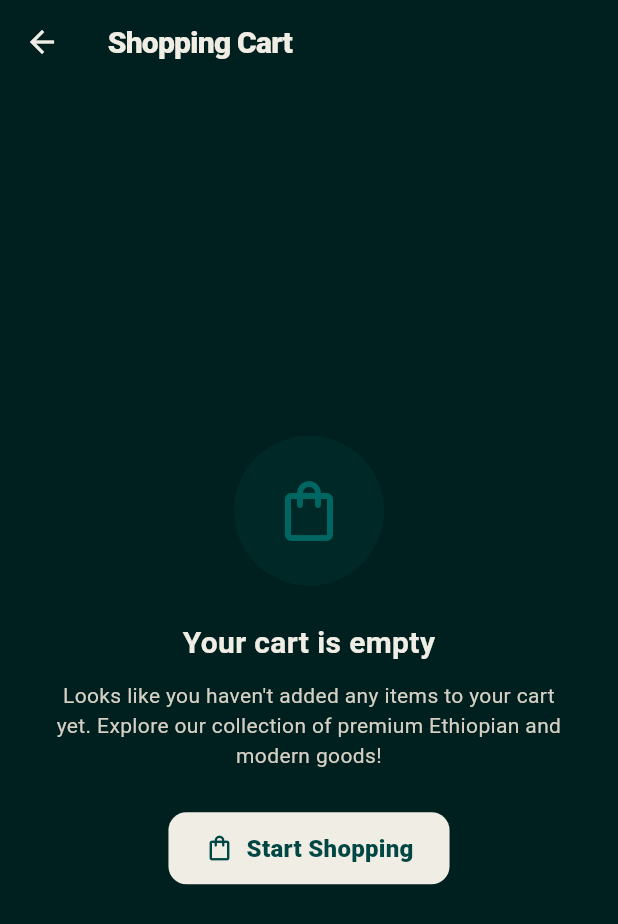
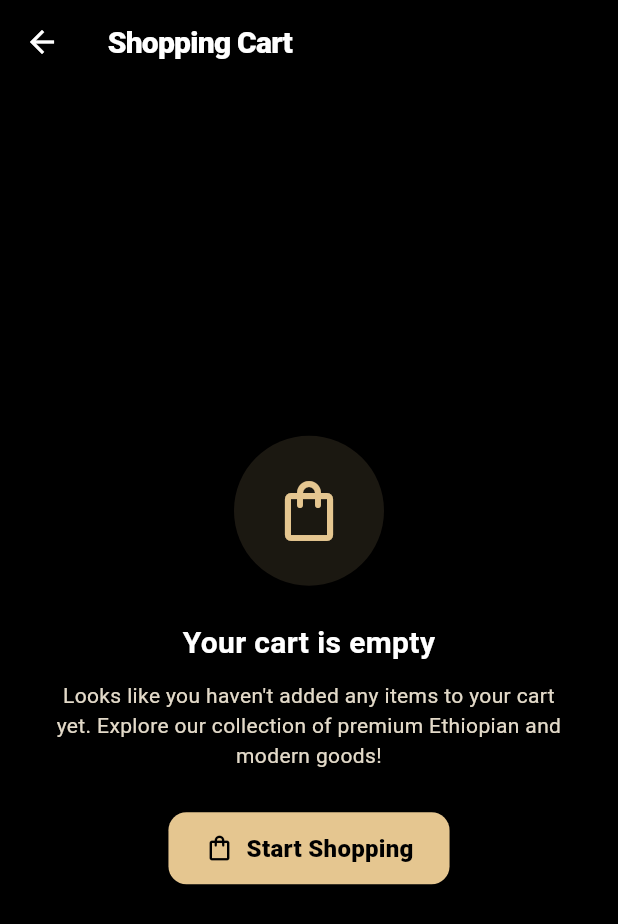
Before and after one commit to emandoyesus/Gebeya2, a Flutter app: the CartScreen screen opened directly, on a phone screen of 412 x 824 dp. Shown: the top 924 px of the screen. Run offline on Flutter 3.47's test engine with Material 3 defaults, Android fonts, the phone set to English and light mode, and no system bars; our stand-ins replace shared_preferences; accounts and stored records are empty; network calls fail.

Commit message:
style(theme): apply luxury Black, Alabaster (#E3DAC9) & Gold (#E5C690) palette

```diff
--- a/lib/constants/app_colors.dart
+++ b/lib/constants/app_colors.dart
@@ -1,52 +1,60 @@
 import 'package:flutter/material.dart';
 
 class AppColors {
-  // Cyprus & Sand Dune Minimalist Luxury Palette (#004643 & #F0EDE5)
-  // Cyprus (#004643): Deep, noble Mediterranean pine teal
-  static const Color cyprus = Color(0xFF004643); // Cyprus (#004643)
-  static const Color cyprusLight = Color(0xFF006662); // Elevated Cyprus
-  static const Color cyprusDark = Color(0xFF002B29); // Deepest Cyprus Night
+  // Black, Alabaster (#E3DAC9) & Imperial Gold (#E5C690) Luxury Palette
+  // Pure Obsidian Black (#000000)
+  static const Color black = Color(0xFF000000); // True Black (#000000)
+  static const Color obsidianSurface = Color(0xFF0D0D10); // Obsidian Surface
+  static const Color obsidianCard = Color(0xFF141418); // Obsidian Card (#141418)
+  static const Color obsidianElevated = Color(0xFF1E1E24); // Elevated Container
+  static const Color obsidianBorder = Color(0xFF27272E); // Refined Obsidian Border
 
-  static const Color primary = Color(0xFF004643); // Cyprus (#004643)
-  static const Color primaryLight = Color(0xFF006662);
-  static const Color primaryDark = Color(0xFF002B29);
+  // Alabaster (#E3DAC9): Warm Architectural Sand Cream
+  static const Color alabaster = Color(0xFFE3DAC9); // Warm Alabaster (#E3DAC9)
+  static const Color alabasterLight = Color(0xFFF7F5F0); // Pale Ivory Alabaster
+  static const Color alabasterDark = Color(0xFFC7BDA9); // Muted Alabaster
 
-  // Sand Dune (#F0EDE5): Warm, architectural ivory sand
-  static const Color sandDune = Color(0xFFF0EDE5); // Sand Dune (#F0EDE5)
-  static const Color sandDuneLight = Color(0xFFF8F7F3);
-  static const Color sandDuneDark = Color(0xFFDED8CB);
+  // Imperial Gold (#E5C690): Rich Warm Ethiopian Gold
+  static const Color gold = Color(0xFFE5C690); // Imperial Gold (#E5C690)
+  static const Color goldLight = Color(0xFFF3DEB5); // Radiant Warm Gold
+  static const Color goldDark = Color(0xFFC9A86B); // Deep Burnished Gold
 
-  static const Color accent = Color(0xFFF0EDE5); // Sand Dune (#F0EDE5)
-  static const Color accentLight = Color(0xFFFFFFFF);
-  static const Color accentDark = Color(0xFFDED8CB);
+  // Primary & Accent Brand Tokens
+  static const Color primary = Color(0xFF000000); // Black Anchor
+  static const Color primaryLight = Color(0xFFE5C690); // Imperial Gold Accent
+  static const Color primaryDark = Color(0xFF000000);
+
+  static const Color accent = Color(0xFFE5C690); // Imperial Gold (#E5C690)
+  static const Color accentLight = Color(0xFFF3DEB5);
+  static const Color accentDark = Color(0xFFC9A86B);
 
   // Status colors
   static const Color success = Color(0xFF2E856E);
   static const Color error = Color(0xFFDC4444);
-  static const Color warning = Color(0xFFE5B055); // Warm Gold Star
+  static const Color warning = Color(0xFFE5C690); // Imperial Gold Star (#E5C690)
   static const Color info = Color(0xFF3B82F6);
 
-  // Light theme neutrals (Sand Dune #F0EDE5 Canvas)
-  static const Color lightBackground = Color(0xFFF0EDE5); // Sand Dune Canvas (#F0EDE5)
+  // Light theme neutrals (Alabaster #E3DAC9 Canvas)
+  static const Color lightBackground = Color(0xFFF7F5F0); // Soft Alabaster Canvas
   static const Color lightSurface = Color(0xFFFFFFFF); // Crisp White Surface
-  static const Color lightCard = Color(0xFFFFFFFF); // White Card on Sand Dune
-  static const Color lightTextPrimary = Color(0xFF004643); // Cyprus Text (#004643)
-  static const Color lightTextSecondary = Color(0xFF436562); // Muted Cyprus
-  static const Color lightTextMuted = Color(0xFF7A9390); // Subtle Cyprus Gray
-  static const Color lightBorder = Color(0xFFDED8CB); // Sand Dune Outline
-  static const Color lightDivider = Color(0xFFE5E0D5);
+  static const Color lightCard = Color(0xFFFFFFFF);
+  static const Color lightTextPrimary = Color(0xFF000000); // Pure Black Text
+  static const Color lightTextSecondary = Color(0xFF55524B); // Deep Sand Charcoal
+  static const Color lightTextMuted = Color(0xFF8C867B);
+  static const Color lightBorder = Color(0xFFE3DAC9); // Alabaster Outline (#E3DAC9)
+  static const Color lightDivider = Color(0xFFECE7DE);
 
-  // Dark theme neutrals (Cyprus #004643 Deep Atmosphere)
-  static const Color darkBackground = Color(0xFF00201F); // Cyprus Midnight
-  static const Color darkSurface = Color(0xFF002F2D); // Deep Cyprus Surface
-  static const Color darkCard = Color(0xFF004643); // Pure Iconic Cyprus Card (#004643)
-  static const Color darkElevated = Color(0xFF005854); // Elevated Cyprus
-  static const Color darkTextPrimary = Color(0xFFF0EDE5); // Sand Dune Text (#F0EDE5)
-  static const Color darkTextSecondary = Color(0xFFD5D0C3); // Soft Sand Dune
-  static const Color darkTextMuted = Color(0xFF9E998E); // Warm Stone Gray
-  static const Color darkBorder = Color(0xFF005D58); // Cyprus Hairline Border
-  static const Color darkDivider = Color(0xFF003835);
-  static const Color darkGlow = Color(0x33F0EDE5); // Sand Dune Glow
+  // Dark theme neutrals (Black #000000 Foundations)
+  static const Color darkBackground = Color(0xFF000000); // 100% True Obsidian Pitch Black (#000000)
+  static const Color darkSurface = Color(0xFF0D0D10); // Obsidian Surface
+  static const Color darkCard = Color(0xFF141418); // Refined Obsidian Card
+  static const Color darkElevated = Color(0xFF1E1E24); // Elevated Container
+  static const Color darkTextPrimary = Color(0xFFFFFFFF); // Pure Crisp White
+  static const Color darkTextSecondary = Color(0xFFE3DAC9); // Warm Alabaster (#E3DAC9)
+  static const Color darkTextMuted = Color(0xFF8E887E); // Warm Stone Gray
+  static const Color darkBorder = Color(0xFF27272E); // Subtle Obsidian Border
+  static const Color darkDivider = Color(0xFF1C1C20);
+  static const Color darkGlow = Color(0x33E5C690); // Imperial Gold Aura Glow
 
   // Local Payment Gateway Colors
   static const Color telebirr = Color(0xFF0073BC);
--- a/lib/widgets/price_tag.dart
+++ b/lib/widgets/price_tag.dart
@@ -36,7 +36,7 @@ class PriceTag extends StatelessWidget {
             style: TextStyle(
               fontSize: fontSize * 1.3,
               fontWeight: FontWeight.w800,
-              color: isDark ? AppColors.accent : AppColors.primary,
+              color: isDark ? AppColors.gold : AppColors.black,
               letterSpacing: -0.3,
             ),
           ),
@@ -65,7 +65,7 @@ class PriceTag extends StatelessWidget {
           style: TextStyle(
             fontSize: fontSize,
             fontWeight: FontWeight.w800,
-            color: isDark ? AppColors.accent : AppColors.primary,
+            color: isDark ? AppColors.gold : AppColors.black,
             letterSpacing: -0.3,
           ),
         ),
```
Also changed, not shown: lib/constants/app_theme.dart (+30 -30 lines), lib/screens/home/home_screen.dart (+12 -14 lines), lib/screens/home/widgets/category_chips.dart (+7 -7 lines), lib/screens/home/widgets/hero_banner.dart (+17 -17 lines), lib/screens/main_shell.dart (+5 -5 lines), lib/widgets/product_card.dart (+9 -9 lines).
